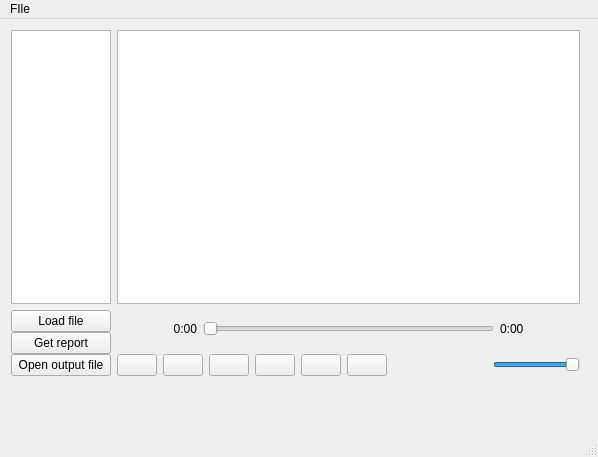
First picture: the form in source/mainwindow.ui, repository Maciej-R/Car_plate_recognition, before the edit.
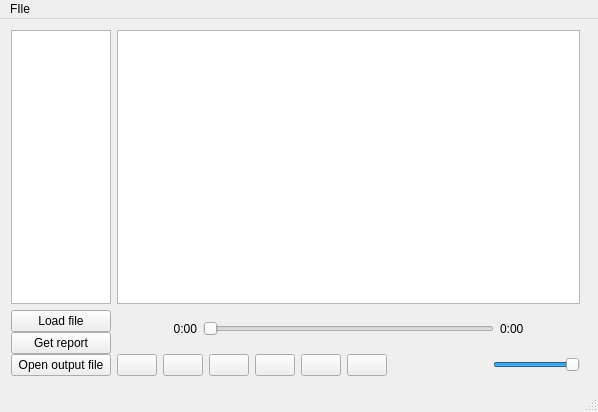
Second picture: the form after the edit. Icons and pictures are not drawn.

What changed in the file:
```diff
--- a/source/mainwindow.ui
+++ b/source/mainwindow.ui
@@ -7,7 +7,7 @@
     <x>0</x>
     <y>0</y>
     <width>598</width>
-    <height>457</height>
+    <height>412</height>
    </rect>
   </property>
   <property name="windowTitle">
```
